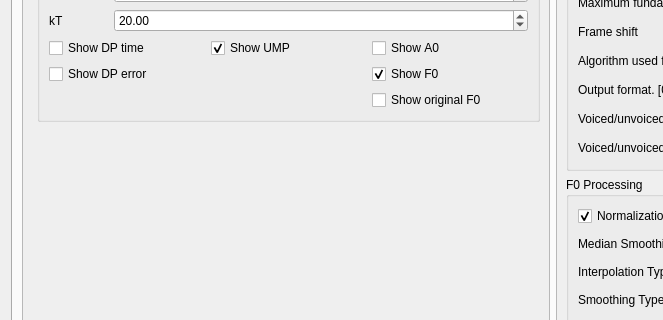
First picture: the form in settingsdialog.ui, repository zhitko/inton-trainer, before the edit; both pictures show x 0 to 663 and y 249 to 569 of the 1106 by 654 pixel window.
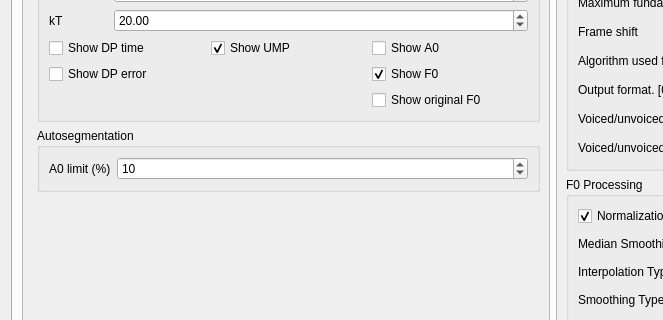
Second picture: the form after the edit. The open tabs and pages were chosen to show the change. Icons and pictures are not drawn.

Commit message: Added autosegmentation by A0 and F0&A0

What changed in the file:
```diff
--- a/settingsdialog.ui
+++ b/settingsdialog.ui
@@ -492,6 +492,35 @@
                </layout>
               </widget>
              </item>
+             <item>
+              <widget class="QGroupBox" name="groupBox_4">
+               <property name="title">
+                <string>Autosegmentation</string>
+               </property>
+               <layout class="QFormLayout" name="formLayout_3">
+                <item row="0" column="0">
+                 <widget class="QLabel" name="label_25">
+                  <property name="text">
+                   <string>A0 limit (%)</string>
+                  </property>
+                 </widget>
+                </item>
+                <item row="0" column="1">
+                 <widget class="QSpinBox" name="markoutA0limit">
+                  <property name="minimum">
+                   <number>1</number>
+                  </property>
+                  <property name="maximum">
+                   <number>100</number>
+                  </property>
+                  <property name="value">
+                   <number>10</number>
+                  </property>
+                 </widget>
+                </item>
+               </layout>
+              </widget>
+             </item>
              <item>
               <spacer name="verticalSpacer">
                <property name="orientation">
```
Left out of the diff: 2 changed lines with no effect on the pictures. The commit also changes 12 other files.
